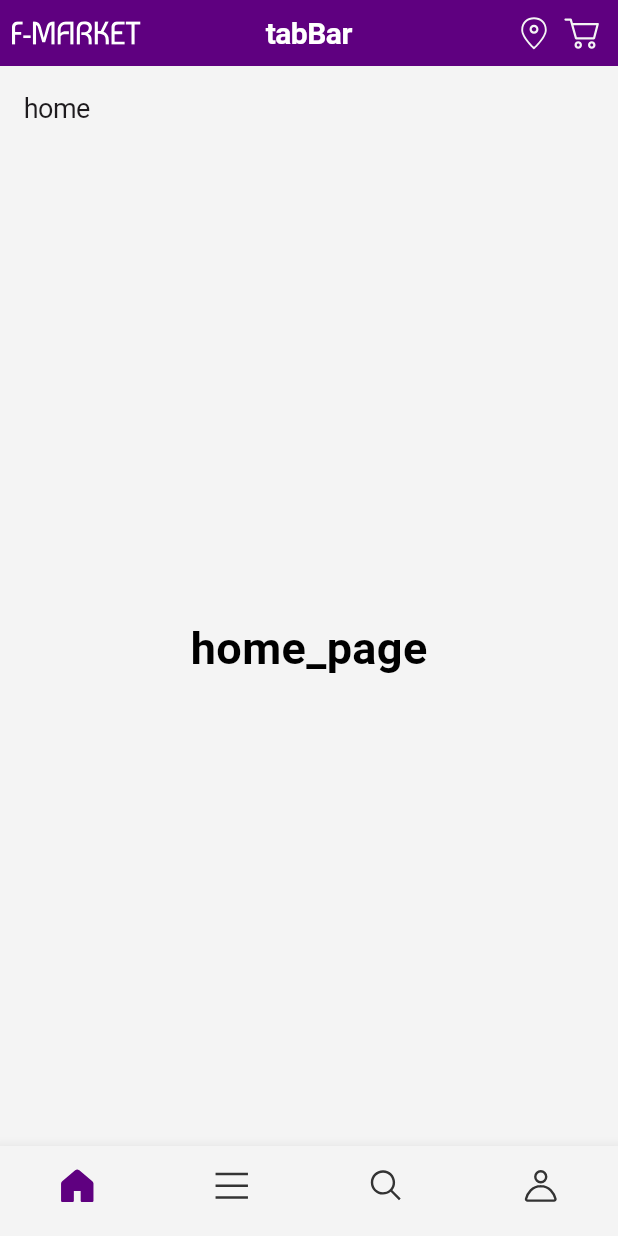
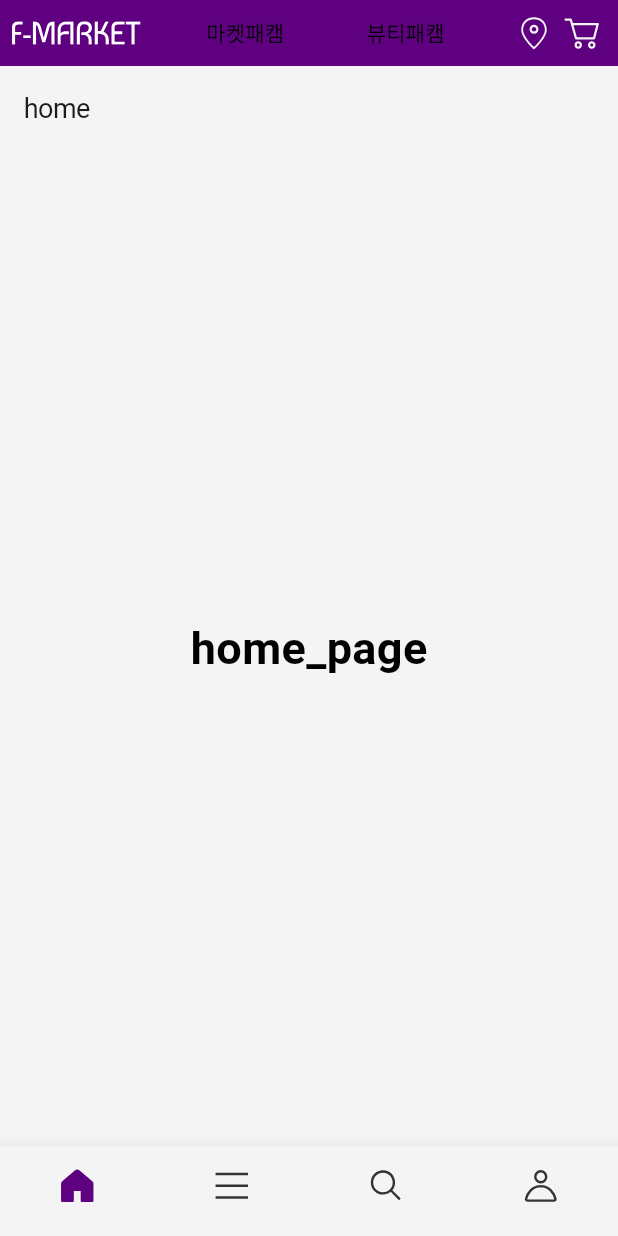
Before and after one commit to GennYoon/commerce, a Flutter app: the screen it shows after launch, on a phone screen of 412 x 824 dp. Run offline on Flutter 3.47's test engine with Material 3 defaults, Android fonts, the phone set to English and light mode, and no system bars; our stand-ins replace flutter_bloc, flutter_svg, go_router; Roboto replaces fonts that are missing (Pretendard).

Commit message:
메인 화면 구조 잡기 - Cubit을 이용한 App bar 개발

```diff
--- a/lib/presentation/main/component/top_app_bar/default_app_bar.dart
+++ b/lib/presentation/main/component/top_app_bar/default_app_bar.dart
@@ -1,5 +1,7 @@
 import 'package:flutter/material.dart';
+import 'package:flutter_bloc/flutter_bloc.dart';
 import '../../cubit/bottom_nav_cubit.dart';
+import '../../cubit/mall_type_cubit.dart';
 
 class DefaultAppBar extends StatelessWidget {
   const DefaultAppBar(this.bottomNav, {super.key});
@@ -7,21 +9,25 @@ class DefaultAppBar extends StatelessWidget {
 
   @override
   Widget build(BuildContext context) {
+    return BlocBuilder<MallTypeCubit, MallType>(builder: (_, state) {
       return Container(
         padding: const EdgeInsets.symmetric(vertical: 6, horizontal: 8),
-      color: Theme.of(context).colorScheme.primary,
+        color: (state.isMarket)
+            ? Theme.of(context).colorScheme.primary
+            : Theme.of(context).colorScheme.background,
         child: AppBar(
           title: Text(
             bottomNav.toName,
-          style: TextStyle(
-            color: Colors.white,
-            fontSize: 20,
-            fontWeight: FontWeight.bold,
+            style: Theme.of(context).textTheme.headlineSmall?.copyWith(
+                  color: state.isMarket
+                      ? Theme.of(context).colorScheme.background
+                      : Theme.of(context).colorScheme.primary,
                 ),
           ),
           backgroundColor: Colors.transparent,
           centerTitle: true,
         ),
       );
+    });
   }
 }
--- a/lib/presentation/main/component/top_app_bar/home_app_bar.dart
+++ b/lib/presentation/main/component/top_app_bar/home_app_bar.dart
@@ -1,24 +1,45 @@
 import 'package:flutter/material.dart';
+import 'package:flutter_bloc/flutter_bloc.dart';
 import 'package:flutter_svg/svg.dart';
 
 import '../../../../core/theme/constant/app_icons.dart';
+import '../../../../core/theme/custom/custom_theme.dart';
+import '../../../../core/theme/theme_data.dart';
+import '../../cubit/mall_type_cubit.dart';
 
 class HomeAppBar extends StatelessWidget {
   const HomeAppBar({super.key});
 
   @override
   Widget build(BuildContext context) {
-    return Container(
+    return BlocBuilder<MallTypeCubit, MallType>(builder: (_, state) {
+      return AnimatedContainer(
         padding: const EdgeInsets.symmetric(vertical: 6, horizontal: 8),
-      color: Theme.of(context).colorScheme.primary,
+        color: (state.isMarket)
+            ? Theme.of(context).colorScheme.primary
+            : Theme.of(context).colorScheme.background,
         child: AppBar(
-        leading: SvgPicture.asset(AppIcons.mainLogo),
-        title: Text(
-          "tabBar",
-          style: TextStyle(
-            color: Colors.white,
-            fontSize: 20,
-            fontWeight: FontWeight.bold,
+          leading: SvgPicture.asset(
+            AppIcons.mainLogo,
+            colorFilter: ColorFilter.mode(
+              state.isMarket
+                  ? Theme.of(context).colorScheme.onPrimary
+                  : Theme.of(context).colorScheme.primary,
+              BlendMode.srcIn,
+            ),
+          ),
+          title: DefaultTabController(
+            length: MallType.values.length,
+            initialIndex: state.index,
+            child: TabBar(
+              tabs: List.generate(
+                MallType.values.length,
+                (index) => Tab(text: MallType.values[index].toName),
+              ),
+              labelColor: Colors.black,
+              unselectedLabelColor: Colors.black,
+              onTap: (index) =>
+                  context.read<MallTypeCubit>().changeIndex(index),
             ),
           ),
           actions: [
@@ -27,7 +48,9 @@ class HomeAppBar extends StatelessWidget {
               child: SvgPicture.asset(
                 AppIcons.location,
                 colorFilter: ColorFilter.mode(
-                Theme.of(context).colorScheme.surface,
+                  (state.isMarket)
+                      ? Theme.of(context).colorScheme.surface
+                      : Theme.of(context).colorScheme.contentPrimary,
                   BlendMode.srcIn,
                 ),
               ),
@@ -37,7 +60,9 @@ class HomeAppBar extends StatelessWidget {
               child: SvgPicture.asset(
                 AppIcons.cart,
                 colorFilter: ColorFilter.mode(
-                Theme.of(context).colorScheme.surface,
+                  (state.isMarket)
+                      ? Theme.of(context).colorScheme.surface
+                      : Theme.of(context).colorScheme.contentPrimary,
                   BlendMode.srcIn,
                 ),
               ),
@@ -47,6 +72,8 @@ class HomeAppBar extends StatelessWidget {
           centerTitle: true,
           leadingWidth: 86,
         ),
+        duration: Duration(milliseconds: 400),
       );
+    });
   }
 }
--- /dev/null
+++ b/lib/presentation/main/cubit/mall_type_cubit.dart
@@ -0,0 +1,24 @@
+import 'package:flutter_bloc/flutter_bloc.dart';
+
+enum MallType { market, beauty }
+
+class MallTypeCubit extends Cubit<MallType> {
+  MallTypeCubit() : super(MallType.market);
+
+  void changeIndex(int index) => emit(MallType.values[index]);
+}
+
+extension MallTypeX on MallType {
+  String get toName {
+    switch (this) {
+      case MallType.market:
+        return "마켓패캠";
+      case MallType.beauty:
+        return "뷰티패캠";
+    }
+  }
+
+  bool get isMarket => this == MallType.market;
+
+  bool get isBeauty => this == MallType.beauty;
+}
--- a/lib/presentation/main/main_screen.dart
+++ b/lib/presentation/main/main_screen.dart
@@ -8,15 +8,19 @@ import '../pages/search/search.dart';
 import '../pages/user/user.dart';
 import 'component/top_app_bar/top_app_bar.dart';
 import 'cubit/bottom_nav_cubit.dart';
+import 'cubit/mall_type_cubit.dart';
 
 class MainScreen extends StatelessWidget {
   const MainScreen({super.key});
 
   @override
   Widget build(BuildContext context) {
-    return BlocProvider(
-      create: (_) => BottomNavCubit(),
-      child: MainScreenView(),
+    return MultiBlocProvider(
+      providers: [
+        BlocProvider(create: (_) => BottomNavCubit()),
+        BlocProvider(create: (_) => MallTypeCubit()),
+      ],
+      child: const MainScreenView(),
     );
   }
 }
```
Lines whose indentation alone changed are shown as unchanged.
